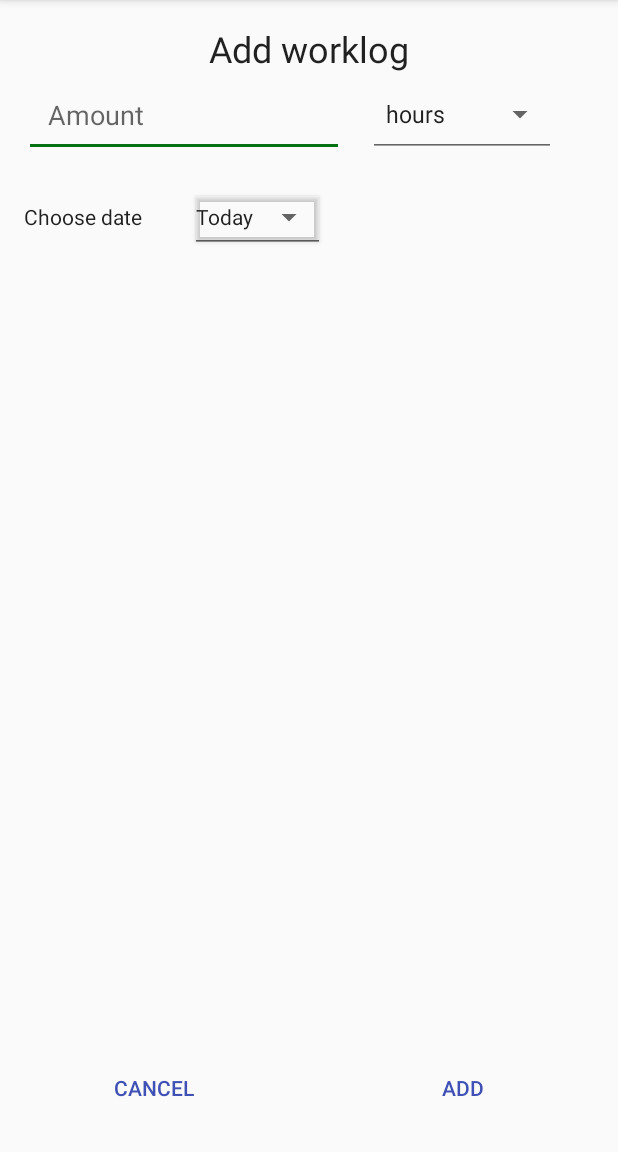
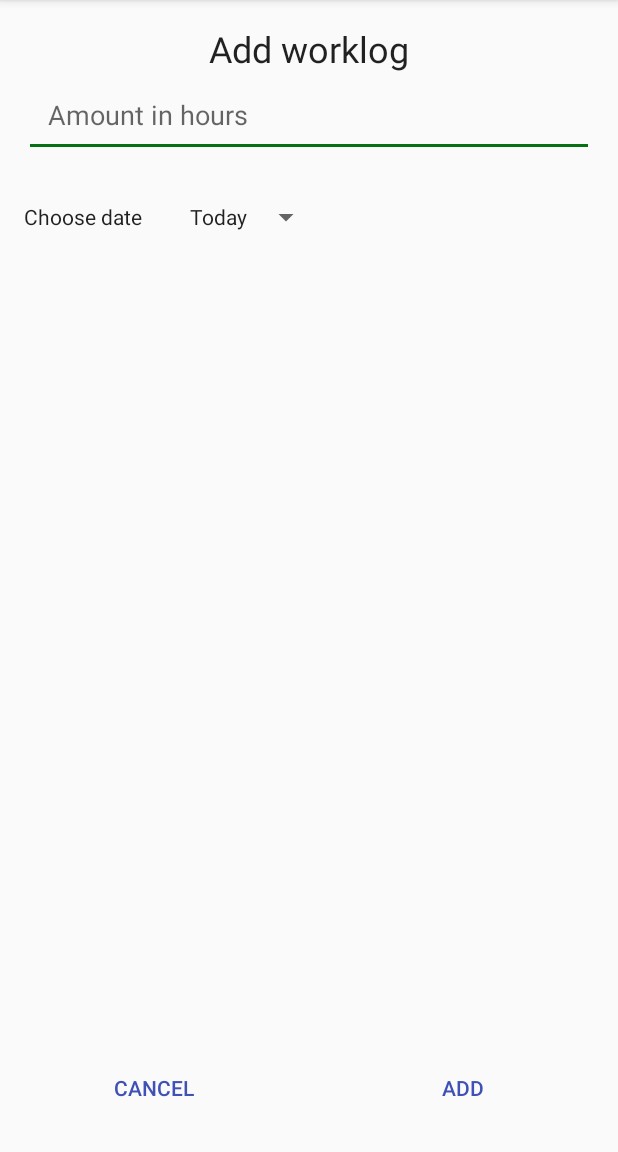
Before and after one commit to leafchild0/scopequotas, an Android app: the WorklogActivity screen opened directly, with no data from a screen before it, on a phone screen of 412 x 824 dp, the part 84-1236 px from its top. Run offline under Robolectric (Android 15) with nearby library versions, the phone set to English and light mode, and no system bars; libraries missing offline, so code that uses them is left out: com.j256.ormlite, com.wdullaer.materialdatetimepicker.

Commit message:
Fix for categories and worklog, updates for all the dropdowns

```diff
--- a/app/src/main/java/com/leafchild/scopequotas/worklog/WorklogActivity.java
+++ b/app/src/main/java/com/leafchild/scopequotas/worklog/WorklogActivity.java
@@ -4,10 +4,8 @@ import android.os.Bundle;
 import android.os.Handler;
 import android.support.v7.app.AppCompatActivity;
 import android.view.View;
-import android.widget.ArrayAdapter;
 import android.widget.Button;
 import android.widget.EditText;
-import android.widget.Spinner;
 import android.widget.Toast;
 import com.leafchild.scopequotas.R;
 import com.leafchild.scopequotas.common.Utils;
@@ -27,7 +25,6 @@ public class WorklogActivity extends AppCompatActivity
 {
 
 	private Button worklogDate;
-	private Spinner inputType;
 
 	private DatabaseService service;
 	private Calendar calendar;
@@ -41,11 +38,6 @@ public class WorklogActivity extends AppCompatActivity
 
 		service = new DatabaseService(this);
 
-		inputType = findViewById(R.id.worklog_amount_type);
-		ArrayAdapter<CharSequence> staticAdapter = ArrayAdapter
-			.createFromResource(this, R.array.worklog_array, android.R.layout.simple_spinner_item);
-		inputType.setAdapter(staticAdapter);
-
 		worklogDate = findViewById(R.id.worklog_date);
 		worklogDate.setText("Today");
 	}
@@ -53,9 +45,8 @@ public class WorklogActivity extends AppCompatActivity
 	public void addWorklog(View view) {
 
 		initQuota();
-
 		Worklog worklog = new Worklog(picked, getAddedAmount());
-		worklog.setType(WorklogType.fromString(inputType.getSelectedItem().toString()));
+		worklog.setType(WorklogType.HOURS);
 		setWorklogDate(worklog);
 		service.addWorklog(worklog);
 
@@ -104,8 +95,8 @@ public class WorklogActivity extends AppCompatActivity
 	}
 
 	public void initQuota() {
+
 		long activeQuota = getIntent().getLongExtra(ACTIVE_QUOTA, -1);
-
 		picked = service.getQuota(activeQuota);
 	}
 }
--- a/app/src/main/res/layout/activity_worklog.xml
+++ b/app/src/main/res/layout/activity_worklog.xml
@@ -23,22 +23,14 @@
 
         <EditText
             android:id="@+id/quota_amount"
-            android:layout_width="wrap_content"
-            android:layout_height="wrap_content"
+            android:layout_width="match_parent"
+            android:layout_height="match_parent"
             android:ems="10"
             android:layout_marginLeft="@dimen/text_margin"
             android:layout_marginRight="@dimen/text_margin"
             android:hint="@string/amount"
-            android:inputType="number"
+            android:inputType="numberDecimal"
             android:padding="@dimen/activity_vertical_margin" />
-
-        <Spinner
-            android:id="@+id/worklog_amount_type"
-            style="@style/Base.Widget.AppCompat.Spinner.Underlined"
-            android:layout_width="wrap_content"
-            android:layout_height="match_parent"
-            android:layout_gravity="center|center_horizontal"
-            android:spinnerMode="dropdown" />
 
     </LinearLayout>
 
@@ -55,13 +47,13 @@
             android:textAppearance="@android:style/TextAppearance.Material.Body1"/>
 
         <Button
-            android:id="@+id/worklog_date"
-            android:layout_width="wrap_content"
-            android:layout_height="wrap_content"
-            android:spinnerMode="dropdown"
-            android:layout_margin="@dimen/activity_vertical_margin"
-            style="@style/Base.Widget.AppCompat.Spinner.Underlined"
-            android:onClick="showWorklogDatePicker" />
+                android:id="@+id/worklog_date"
+                android:layout_width="wrap_content"
+                android:layout_height="wrap_content"
+                android:spinnerMode="dropdown"
+                android:layout_margin="@dimen/activity_vertical_margin"
+                style="@style/Base.Widget.AppCompat.Spinner"
+                android:onClick="showWorklogDatePicker"/>
     </LinearLayout>
 
     <LinearLayout
--- a/app/src/main/res/layout/content_main.xml
+++ b/app/src/main/res/layout/content_main.xml
@@ -8,13 +8,13 @@
     tools:showIn="@layout/activity_nav"
     tools:context="com.leafchild.scopequotas.MainActivity">
 
+    <include layout="@layout/activity_base" />
 
     <include layout="@layout/app_bar_navigation"
         android:layout_width="match_parent"
         android:layout_height="?attr/actionBarSize"
         android:id="@+id/navbar"/>
 
-    <include layout="@layout/activity_base" />
 
     <TextView
         android:id="@+id/no_quotas"
--- a/app/src/main/res/values/strings.xml
+++ b/app/src/main/res/values/strings.xml
@@ -78,7 +78,7 @@
     <string name="monthly">Monthly</string>
     <string name="about">About</string>
     <string name="name">Name</string>
-    <string name="amount">Amount</string>
+    <string name="amount">Amount in hours</string>
     <string name="goal">Goal</string>
     <string name="worklog_amount">Worklog amount by last period</string>
     <string name="add_worklog">Add worklog</string>
```
Also changed, not shown: app/src/main/java/com/leafchild/scopequotas/categories/CategoryActivity.java (+5 -6 lines), app/src/main/res/layout/activity_reports.xml (+5 -6 lines).
